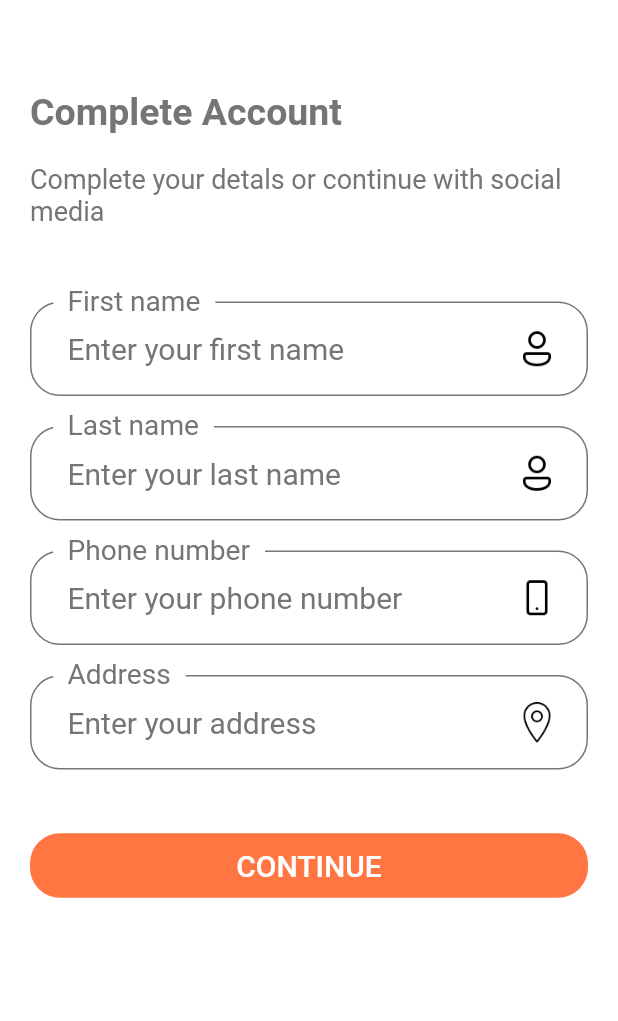
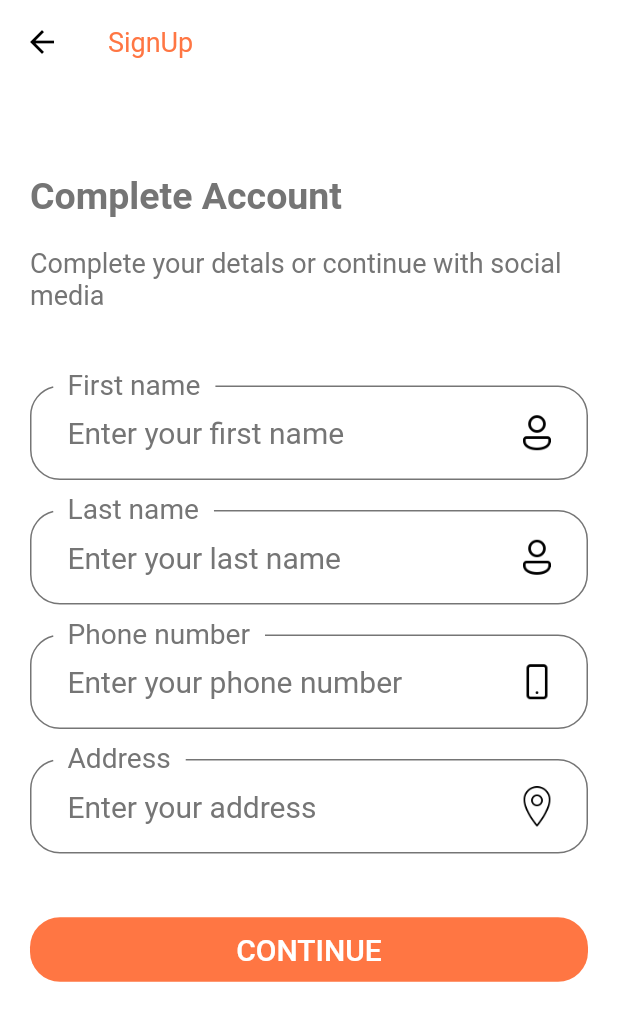
Before and after one commit to PhamChiNang151020/E-Commerce-App-Flutter-UI, a Flutter app: the CompleteAccountScreen screen opened by its route, on a phone screen of 412 x 824 dp. Shown: the top 1021 px of the screen. Run offline on Flutter 3.47's test engine with Material 2 defaults, Android fonts, the phone set to English and light mode, and no system bars; Roboto replaces fonts that are missing (Kanit).

Commit message:
update splashScreenn | CompleteScreen

```diff
--- a/ecommerce_app/lib/screen/auth/completeAccount/complete_Account.dart
+++ b/ecommerce_app/lib/screen/auth/completeAccount/complete_Account.dart
@@ -10,12 +10,12 @@ class CompleteAccountScreen extends StatelessWidget {
   @override
   Widget build(BuildContext context) {
     return Scaffold(
-      // appBar: AppBar(
-      //   title: Text(
-      //     'SignUp',
-      //     style: TextStyle(color: textColor),
-      //   ),
-      // ),
+      appBar: AppBar(
+        title: Text(
+          'SignUp',
+          style: TextStyle(color: defaultPrimaryColor),
+        ),
+      ),
       body: BodyComplete(),
     );
   }
--- a/ecommerce_app/lib/screen/splashScreen/components/body.dart
+++ b/ecommerce_app/lib/screen/splashScreen/components/body.dart
@@ -56,7 +56,7 @@ class _BodySplashScreenState extends State<BodySplashScreen> {
                     ),
                   ),
                   DefaultButton(
-                    text: 'Continue',
+                    text: 'Continue'.toUpperCase(),
                     press: () {
                       Navigator.pushNamed(context, SignInScreen.routeName);
                     },
```
